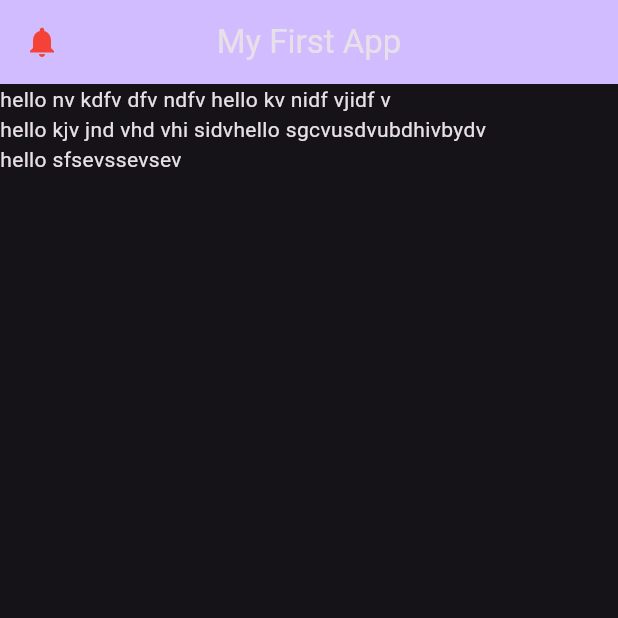
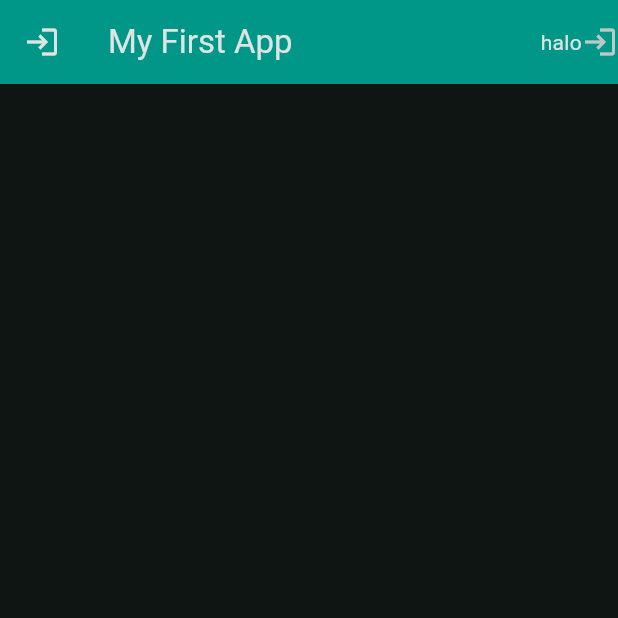
Before and after one commit to MaNaS0708/flutter_practices, a Flutter app: the screen it shows after launch, on a phone screen of 412 x 824 dp, the top half of it. Run offline on Flutter 3.47's test engine with Material 3 defaults, Android fonts, the phone set to English and light mode, and no system bars.

Commit message:
a proper app bar

```diff
--- a/lib/main.dart
+++ b/lib/main.dart
@@ -4,53 +4,40 @@ void main() {
   runApp(MyApp());
 }
 
+//stateless
+//material app
+//scaffold
 
+//stateless
 class MyApp extends StatelessWidget {
-  const MyApp({super.key});
+  const MyApp ({super.key});
 
+  //material app
   @override
-  Widget build(BuildContext context) {
+  Widget build(BuildContext context){
     return MaterialApp(
       debugShowCheckedModeBanner: false,
-      title: 'my_first_app',
       theme: ThemeData(
         colorScheme: ColorScheme.fromSeed(
-          seedColor: Colors.deepPurple,
+          seedColor: Colors.teal,
           brightness: Brightness.dark,
         ),
-        useMaterial3: true,
-      ),
+      ),//Scaffold
       home: Scaffold(
         appBar: AppBar(
-          title: const Text('My First App'),
-          backgroundColor:
-          Theme.of(context).colorScheme.inversePrimary,
-          centerTitle: true,
-          leading: Icon(Icons.notifications,
-          color: Colors.red,
-          ),
-        ),
-        body: Wrap( //bring to next line if coudn't fit in width of screen bring the text down not individual widgit
-          children: [
+          title: Text("My First App"),
+          leading: Icon(Icons.login),
+          actions: [
             Text(
-              'hello nv kdfv dfv ndfv ',
+              'halo'
             ),
-            Text(
-                'hello kv nidf vjidf v',
-            ),
-            Text(
-                'hello kjv jnd vhd vhi sidv',
-            ),
-            Text(
-                'hello sgcvusdvubdhivbydv',
-            ),
-            Text(
-                'hello sfsevssevsev',
+            Icon(
+                Icons.login
             ),
           ],
-        )
+          backgroundColor: Colors.teal,
+        ),
       ),
     );
   }
-
 }
```
